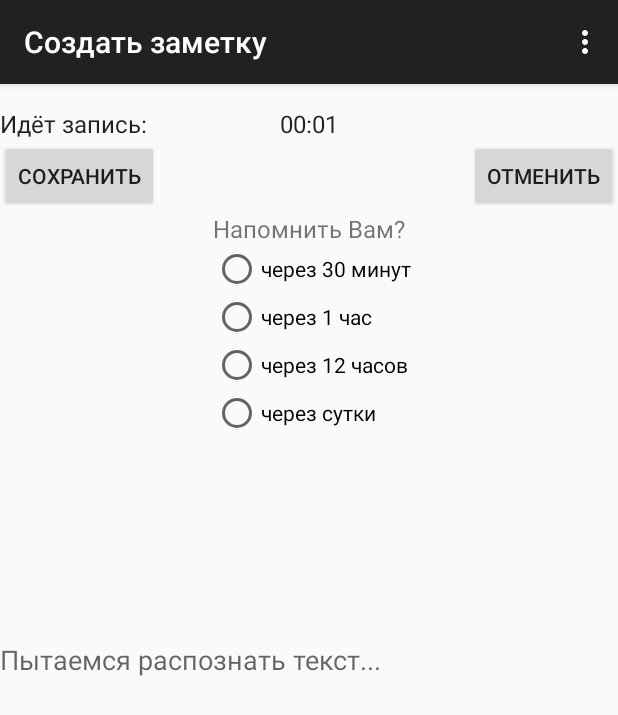
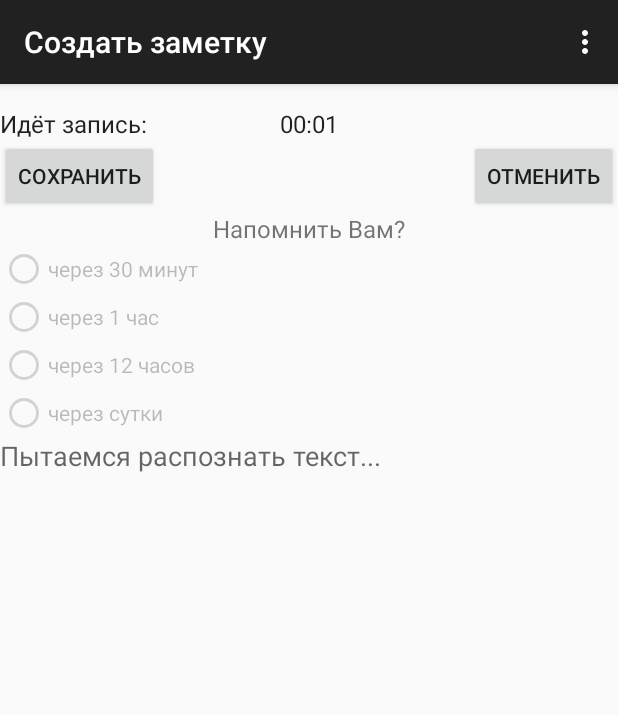
Before and after one commit to dartl/AndroidVoiceMemo, an Android app: the screen it shows after launch (AddNoteActivity), in the options menu, after a tap on "Создать заметку", on a phone screen of 412 x 824 dp. Shown: the top 715 px of the screen. Run offline under Robolectric (Android 15) with nearby library versions, the phone set to English and light mode, and no system bars; 1 statement that could not run was skipped.

Commit message:
Была добавлена функция поиска и исправлен баг с распознованием большого объема текста(выступало на чек боксы)

```diff
--- a/app/src/main/AndroidManifest.xml
+++ b/app/src/main/AndroidManifest.xml
@@ -42,6 +42,7 @@
             android:configChanges="keyboardHidden|orientation|screenSize">
 
         </activity>
+
         <receiver android:name=".adapters.TimeNotification" />
     </application>
 </manifest>
--- a/app/src/main/java/com/androidvoicememo/AddNoteActivity.java
+++ b/app/src/main/java/com/androidvoicememo/AddNoteActivity.java
@@ -3,10 +3,7 @@ package com.androidvoicememo;
 import android.app.Activity;
 import android.content.Intent;
 import android.content.pm.PackageManager;
-import android.media.AudioFormat;
-import android.media.AudioRecord;
 import android.os.Bundle;
-import android.os.Environment;
 import android.speech.RecognitionListener;
 import android.speech.RecognizerIntent;
 import android.speech.SpeechRecognizer;
@@ -14,7 +11,6 @@ import android.util.Log;
 import android.view.View;
 import android.widget.Button;
 import android.widget.Chronometer;
-import android.widget.CompoundButton;
 import android.widget.RadioButton;
 import android.widget.RadioGroup;
 import android.widget.TextView;
@@ -40,6 +36,10 @@ public class AddNoteActivity extends MainActivity implements
     private TextView recognizeText;
     private RadioGroup radioGroupRemember;
     private Integer offsetTime;
+    private RadioButton radioBtnRemember1;
+    private RadioButton radioBtnRemember2;
+    private RadioButton radioBtnRemember3;
+    private RadioButton radioBtnRemember4;
 
     /* Пермененые, относящиеся к записи звука */
     private String fileName;
@@ -77,6 +77,16 @@ public class AddNoteActivity extends MainActivity implements
 
         /* радио групп */
         radioGroupRemember = (RadioGroup) findViewById(R.id.radioGroupRemember);
+        radioBtnRemember1 = (RadioButton) findViewById(R.id.radioBtnRemember1);
+        radioBtnRemember2= (RadioButton) findViewById(R.id.radioBtnRemember2);
+        radioBtnRemember3= (RadioButton) findViewById(R.id.radioBtnRemember3);
+        radioBtnRemember4= (RadioButton) findViewById(R.id.radioBtnRemember4);
+
+        radioBtnRemember1.setEnabled(false);
+        radioBtnRemember2.setEnabled(false);
+        radioBtnRemember3.setEnabled(false);
+        radioBtnRemember4.setEnabled(false);
+
         radioGroupRemember.setOnCheckedChangeListener(new RadioGroup.OnCheckedChangeListener() {
 
             @Override
@@ -166,6 +176,11 @@ public class AddNoteActivity extends MainActivity implements
         if (spokenText == null) {
             spokenText = "Текст не удалось распознать";
             recognizeText.setText(spokenText);
+        } else {
+            radioBtnRemember1.setEnabled(true);
+            radioBtnRemember2.setEnabled(true);
+            radioBtnRemember3.setEnabled(true);
+            radioBtnRemember4.setEnabled(true);
         }
     }
 
--- a/app/src/main/java/com/androidvoicememo/MainActivity.java
+++ b/app/src/main/java/com/androidvoicememo/MainActivity.java
@@ -13,8 +13,10 @@ import android.os.Bundle;
 import android.view.Menu;
 import android.view.MenuItem;
 import android.view.View;
+import android.view.inputmethod.InputMethodManager;
 import android.widget.AdapterView;
 import android.widget.Button;
+import android.widget.EditText;
 import android.widget.ListView;
 import android.widget.Toast;
 
@@ -26,22 +28,28 @@ import com.androidvoicememo.model.Note;
 
 public class MainActivity extends ActionBarActivity implements View.OnClickListener {
 
+    // указатели на элементы интерфейса
     private Button btn_show_AddNote;
     private ListView listViewNodes;
-    private Button deleteNote;
-    private Button btn_search;
-    private CursorNoteAdapter sAdapterNotes;
+    private Button btn_Search;
+    private Button btn_Search_Clear;
+    private EditText editText_SearchPhrase;
     // массив имен атрибутов, из которых будут читаться данные
     private String[] from = {SQLiteDBHelper.NOTES_TABLE_COLUMN_TEXT_NOTE,
             SQLiteDBHelper.NOTES_TABLE_COLUMN_DATE};
     // массив ID View-компонентов, в которые будут вставлять данные
     private int[] to = {R.id.textVNode_text, R.id.textVDate };
+    // Указатель на выборку заметок из БД
     private Cursor cursor_Notes;
-
+    private Cursor cursor_Notes_Search;
+    // Адаптер для добавления заметок в ListView
+    private CursorNoteAdapter sAdapterNotes;
+    // Константные коды завершения для добавления/удаления заметки
     private static final int ADD_NEW_NOTE = 400;
     private static final int VIEW_NOTE = 401;
+    // Указательна БД
+    SQLiteDatabase db;
 
-    SQLiteDatabase db;
     @Override
     protected void onCreate(Bundle savedInstanceState) {
         super.onCreate(savedInstanceState);
@@ -61,6 +69,7 @@ public class MainActivity extends ActionBarActivity implements View.OnClickListe
                 SQLiteDBHelper.NOTES_TABLE_NAME, null);
         /* Подключение к БД - КОНЕЦ */
 
+        //
         listViewNodes = (ListView) findViewById(R.id.listViewNodes);
 
         /* Обработка события клика на элемент списка */
@@ -86,12 +95,22 @@ public class MainActivity extends ActionBarActivity implements View.OnClickListe
         /* Обработка событий клика */
         btn_show_AddNote = (Button) findViewById(R.id.btn_show_AddNote);
         btn_show_AddNote.setOnClickListener(this);
-        btn_search = (Button) findViewById(R.id.btn_Search);
-        btn_search.setOnClickListener(this);
+        btn_Search = (Button) findViewById(R.id.btn_Search);
+        btn_Search.setOnClickListener(this);
+        btn_Search_Clear = (Button) findViewById(R.id.btn_Search_Clear);
+        btn_Search_Clear.setOnClickListener(this);
+        editText_SearchPhrase = (EditText) findViewById(R.id.editText_SearchPhrase);
+        editText_SearchPhrase.setOnClickListener(new View.OnClickListener() {
+            @Override
+            public void onClick(View v) {
+                ((EditText) v).setText("");
+            }
+        });
     }
 
     @Override
     public void onClick(View v) {
+        InputMethodManager imm = (InputMethodManager) getSystemService(Context.INPUT_METHOD_SERVICE);
         switch (v.getId()) {
             /* Клик по кнопке "Добавить заметку" */
             case R.id.btn_show_AddNote:
@@ -99,6 +118,23 @@ public class MainActivity extends ActionBarActivity implements View.OnClickListe
                 startActivityForResult(intent, ADD_NEW_NOTE);
                 break;
             case R.id.btn_Search:
+                String s = editText_SearchPhrase.getText().toString();
+                editText_SearchPhrase.clearFocus();
+
+                imm.hideSoftInputFromWindow(getCurrentFocus().getWindowToken(), InputMethodManager.HIDE_NOT_ALWAYS);
+
+                cursor_Notes_Search = db.rawQuery("SELECT * FROM " +
+                        SQLiteDBHelper.NOTES_TABLE_NAME + " WHERE (" +
+                                SQLiteDBHelper.NOTES_TABLE_COLUMN_TEXT_NOTE + " like '%" + s +"%')", null);
+
+                sAdapterNotes.changeCursor(cursor_Notes_Search);
+                break;
+            case R.id.btn_Search_Clear:
+                imm.hideSoftInputFromWindow(getCurrentFocus().getWindowToken(), InputMethodManager.HIDE_NOT_ALWAYS);
+                editText_SearchPhrase.setText(getResources().getText(R.string.main_searchPhrase));
+                cursor_Notes = db.rawQuery("SELECT * FROM " +
+                        SQLiteDBHelper.NOTES_TABLE_NAME, null);
+                sAdapterNotes.changeCursor(cursor_Notes);
                 break;
             default:
                 break;
@@ -120,14 +156,14 @@ public class MainActivity extends ActionBarActivity implements View.OnClickListe
         switch (id) {
             case R.id.app_name_addNote:
                 Intent intent = new Intent(this, AddNoteActivity.class);
-                startActivity(intent);
+                startActivityForResult(intent, ADD_NEW_NOTE);
             break;
-            case R.id.app_name_searchNote:
+            /*case R.id.app_name_searchNote:
             break;
             case R.id.app_name_settings:
             break;
             case R.id.app_name_export_import:
-            break;
+            break;*/
             /*case R.id.app_exit:
             break;*/
         }
--- a/app/src/main/java/com/androidvoicememo/ViewNoteActivity.java
+++ b/app/src/main/java/com/androidvoicememo/ViewNoteActivity.java
@@ -1,10 +1,8 @@
 package com.androidvoicememo;
 
-import android.app.NotificationManager;
 import android.content.ClipboardManager;
 import android.content.Context;
 import android.content.Intent;
-import android.media.MediaPlayer;
 import android.os.Bundle;
 import android.view.View;
 import android.widget.Button;
--- a/app/src/main/java/com/androidvoicememo/adapters/TimeNotification.java
+++ b/app/src/main/java/com/androidvoicememo/adapters/TimeNotification.java
@@ -1,6 +1,5 @@
 package com.androidvoicememo.adapters;
 
-import android.app.AlarmManager;
 import android.app.Notification;
 import android.app.NotificationManager;
 import android.app.PendingIntent;
@@ -9,7 +8,6 @@ import android.content.Context;
 import android.content.Intent;
 import android.support.v4.app.NotificationCompat;
 
-import com.androidvoicememo.MainActivity;
 import com.androidvoicememo.R;
 import com.androidvoicememo.ViewNoteActivity;
 import com.androidvoicememo.model.Note;
--- a/app/src/main/res/layout/add_note.xml
+++ b/app/src/main/res/layout/add_note.xml
@@ -43,31 +43,31 @@
     <TextView
         android:layout_width="wrap_content"
         android:layout_height="wrap_content"
-        android:textAppearance="?android:attr/textAppearanceMedium"
-        android:text="@string/addNote_recognitionText"
-        android:id="@+id/recognizeText"
-        android:layout_centerVertical="true"
-        android:layout_alignParentLeft="true"
-        android:layout_alignParentStart="true" />
-
-    <TextView
-        android:layout_width="wrap_content"
-        android:layout_height="wrap_content"
         android:text="@string/addNote_remember"
         android:id="@+id/textView2"
         android:textSize="@dimen/heading_size"
         android:layout_below="@+id/btn_addNote_save"
         android:layout_centerHorizontal="true" />
 
-    <RadioGroup
+    <LinearLayout
+        android:orientation="vertical"
         android:layout_width="match_parent"
         android:layout_height="match_parent"
         android:layout_below="@+id/textView2"
+        android:layout_alignParentLeft="true"
+        android:layout_alignParentStart="true">
+
+        <RadioGroup
+            android:layout_width="wrap_content"
+            android:layout_height="wrap_content"
+            android:id="@+id/radioGroupRemember"
+            android:clickable="false"
+            android:gravity="center_vertical"
+            android:layout_below="@+id/textView2"
             android:layout_toEndOf="@+id/textView"
             android:layout_above="@+id/recognizeText"
-        android:layout_alignLeft="@+id/textView2"
-        android:layout_alignStart="@+id/textView2"
-        android:id="@+id/radioGroupRemember">
+            android:layout_alignParentLeft="true"
+            android:layout_alignParentStart="true">
 
             <RadioButton
                 android:layout_width="wrap_content"
@@ -109,4 +109,17 @@
                 android:layout_alignStart="@+id/radioBtnRemember2" />
         </RadioGroup>
 
+        <TextView
+            android:layout_width="wrap_content"
+            android:layout_height="wrap_content"
+            android:textAppearance="?android:attr/textAppearanceMedium"
+            android:text="@string/addNote_recognitionText"
+            android:id="@+id/recognizeText"
+            android:gravity="top|fill_vertical"
+            android:inputType="textAutoCorrect|textMultiLine"
+            android:layout_centerVertical="true"
+            android:layout_alignParentLeft="true"
+            android:layout_alignParentStart="true" />
+    </LinearLayout>
+
 </RelativeLayout>
--- a/app/src/main/res/layout/list_notes_activity.xml
+++ b/app/src/main/res/layout/list_notes_activity.xml
@@ -11,7 +11,8 @@
         android:layout_alignParentTop="true"
         android:layout_alignParentLeft="true"
         android:layout_alignParentStart="true"
-        android:paddingTop="15dp" />
+        android:paddingTop="15dp"
+        android:textStyle="italic" />
 
     <TextView
         android:layout_width="fill_parent"
--- a/app/src/main/res/layout/view_note_activity.xml
+++ b/app/src/main/res/layout/view_note_activity.xml
@@ -11,7 +11,8 @@
         android:id="@+id/viewNote_textVDate"
         android:layout_alignParentTop="true"
         android:layout_alignParentLeft="true"
-        android:layout_alignParentStart="true" />
+        android:layout_alignParentStart="true"
+        android:textStyle="italic" />
 
     <ScrollView
         android:layout_width="wrap_content"
--- a/app/src/main/res/menu/menu_main.xml
+++ b/app/src/main/res/menu/menu_main.xml
@@ -3,12 +3,12 @@
     xmlns:tools="http://schemas.android.com/tools" tools:context=".MainActivity">
     <item android:id="@+id/app_name_addNote" android:title="@string/app_name_addNote"
         android:orderInCategory="1" app:showAsAction="never" />
-    <item android:id="@+id/app_name_searchNote" android:title="@string/app_name_searchNote"
-        android:orderInCategory="2" app:showAsAction="never" />
-    <item android:id="@+id/app_name_settings" android:title="@string/app_name_settings"
+    <!--<item android:id="@+id/app_name_searchNote" android:title="@string/app_name_searchNote"
+        android:orderInCategory="2" app:showAsAction="never" />-->
+    <!--<item android:id="@+id/app_name_settings" android:title="@string/app_name_settings"
         android:orderInCategory="3" app:showAsAction="never" />
     <item android:id="@+id/app_name_export_import" android:title="@string/app_name_export_import"
-        android:orderInCategory="4" app:showAsAction="never" />
+        android:orderInCategory="4" app:showAsAction="never" />-->
     <!-- <item android:id="@+id/app_exit" android:title="@string/app_exit"
         android:orderInCategory="5" app:showAsAction="never" /> -->
 </menu>
--- a/app/src/main/res/values/strings.xml
+++ b/app/src/main/res/values/strings.xml
@@ -17,6 +17,8 @@
         <string name="main_add_memo">Сделать заметку</string>
         <string name="main_search">Найти</string>
         <string name="main_delete_note">Удалить</string>
+        <string name="main_clear">Сброс</string>
+        <string name="main_searchPhrase">Поисковая фраза</string>
 
         <!-- Окно Сделать запись -->
         <string name="addNote_record">Идёт запись: </string>
@@ -32,4 +34,5 @@
         <!-- Окно просмотреть запись -->
         <string name="viewNote_copy">Коппировать текст заметки</string>
         <string name="viewNote_listen">Прослушать</string>
+
 </resources>
```
Also changed, not shown: app/src/main/res/layout/activity_main.xml (+20 -8 lines). Lines whose indentation alone changed are shown as unchanged.
